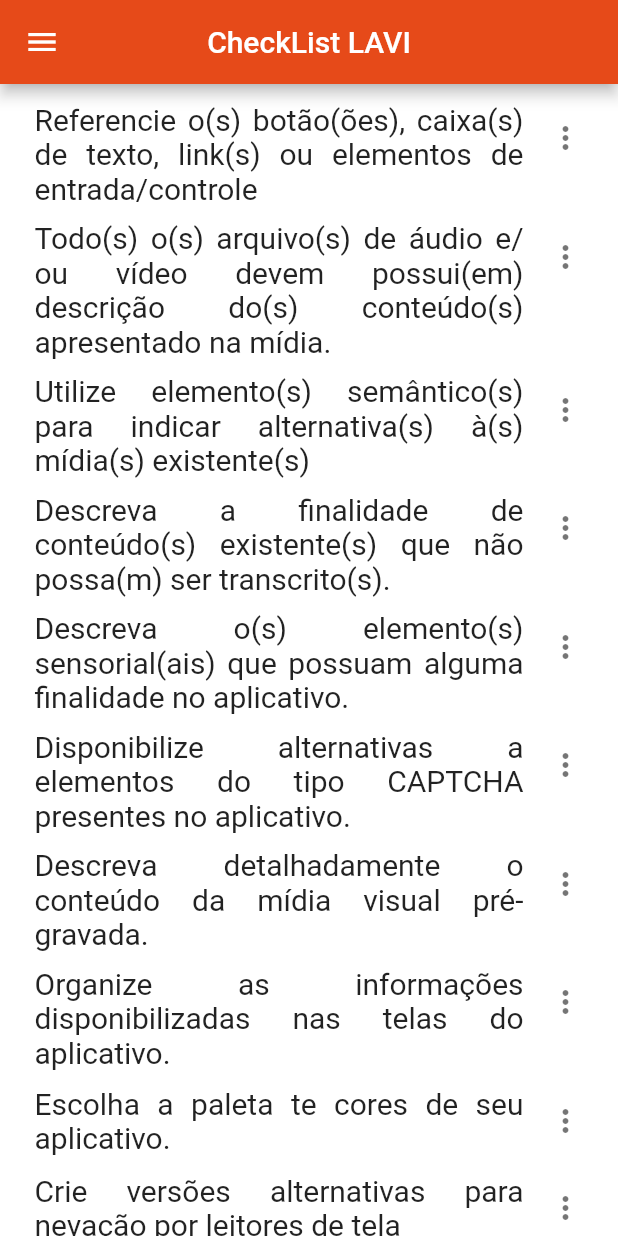
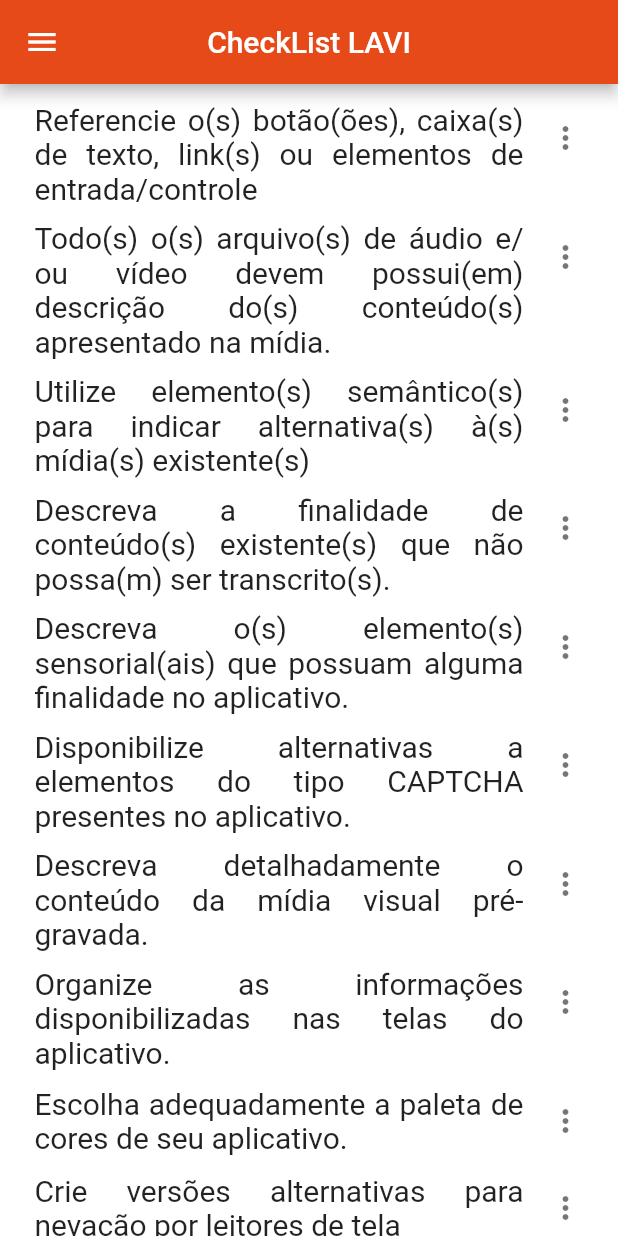
Before and after one commit to tinhomaranholi/LAVICheckBeta, a Flutter app: the screen it shows after launch, on a phone screen of 412 x 824 dp. Run offline on Flutter 3.47's test engine with Material 2 defaults, Android fonts, the phone set to English and light mode, and no system bars.

Commit message:
Update listadeitens.dart

```diff
--- a/lib/pages/listadeitens.dart
+++ b/lib/pages/listadeitens.dart
@@ -130,7 +130,7 @@ List<MinhaLista> ListaDeItens = <MinhaLista>[
     ],
   ),
   MinhaLista(
-    'Escolha a paleta te cores de seu aplicativo. ',
+    'Escolha adequadamente a paleta de cores de seu aplicativo. ',
     <MinhaLista>[
       MinhaLista(
         'Cuide para que as cores que serão usadas em seu aplicativo estejam dentro dos padrões indicados pela W3C, considerando a relação de constraste nas fontes, para'
```
